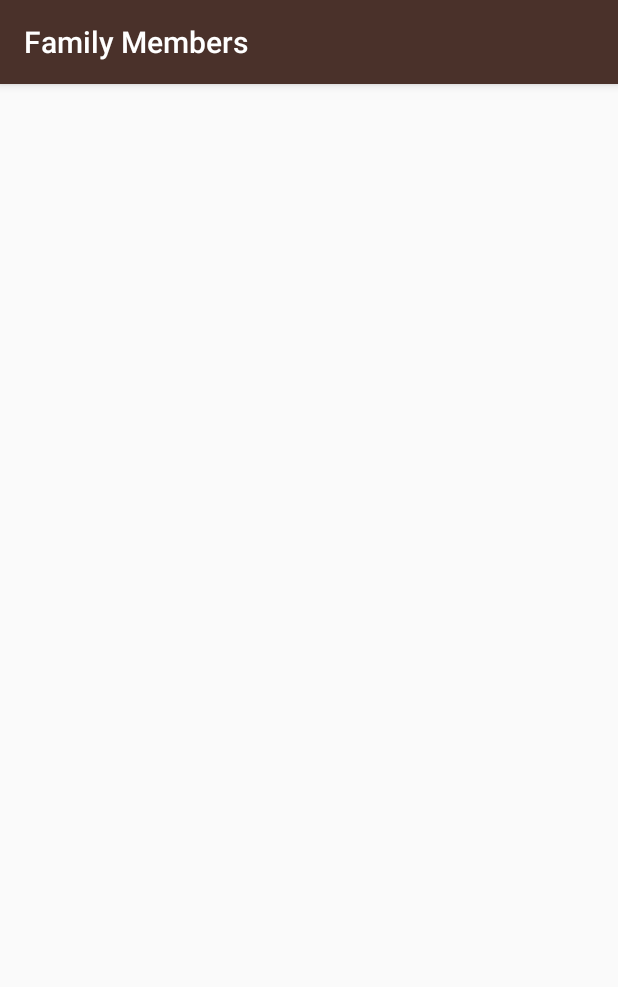
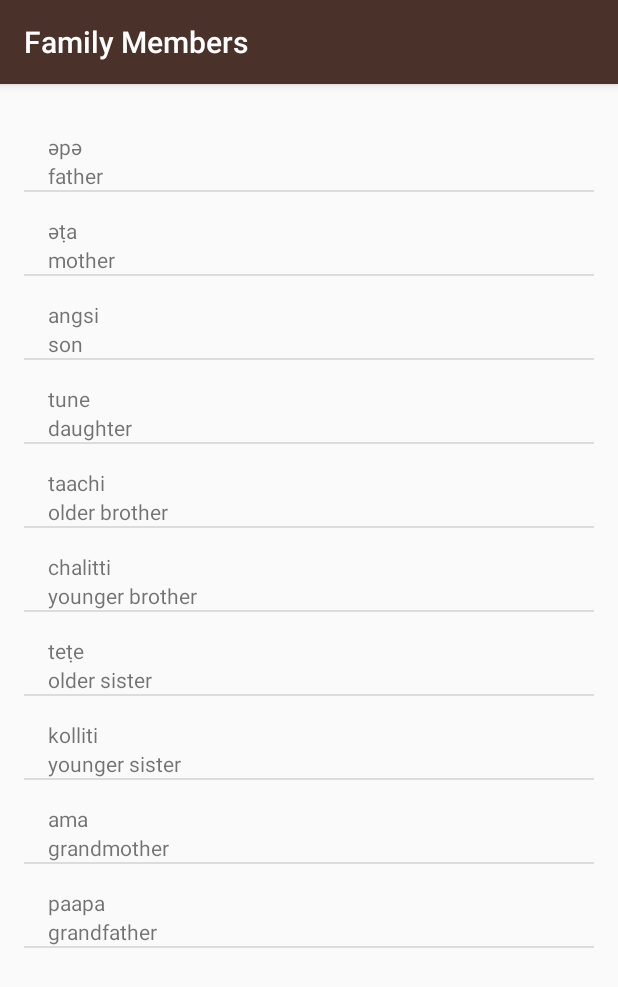
Before and after one commit to Pujolsluis/udacityAndroidBasicCoursePract, an Android app: the FamilyActivity screen opened directly, with no data from a screen before it, on a phone screen of 412 x 824 dp. Shown: the top 987 px of the screen. Run offline under Robolectric (Android 15) with nearby library versions, the phone set to English and light mode, and no system bars.

Commit message:
ADD "created the colors, phrases, and family list's now the application categories words are complete"

```diff
--- a/Miwok Project/app/src/main/java/com/example/android/miwok/FamilyActivity.java
+++ b/Miwok Project/app/src/main/java/com/example/android/miwok/FamilyActivity.java
@@ -2,12 +2,34 @@
 
 import android.support.v7.app.AppCompatActivity;
 import android.os.Bundle;
+import android.widget.ListView;
+
+import java.util.ArrayList;
 
 public class FamilyActivity extends AppCompatActivity {
 
     @Override
     protected void onCreate(Bundle savedInstanceState) {
         super.onCreate(savedInstanceState);
-        setContentView(R.layout.activity_family);
+        setContentView(R.layout.word_list);
+
+        ArrayList<Word> familyArray = new ArrayList<Word>();
+        familyArray.add(new Word("әpә", "father"));
+        familyArray.add(new Word("әṭa", "mother"));
+        familyArray.add(new Word("angsi", "son"));
+        familyArray.add(new Word("tune", "daughter"));
+        familyArray.add(new Word("taachi", "older brother"));
+        familyArray.add(new Word("chalitti", "younger brother"));
+        familyArray.add(new Word("teṭe", "older sister"));
+        familyArray.add(new Word("kolliti", "younger sister"));
+        familyArray.add(new Word("ama", "grandmother"));
+        familyArray.add(new Word("paapa", "grandfather"));
+
+
+        WordAdapter itemsAdapter = new WordAdapter(this, familyArray);
+
+        ListView listView = (ListView) findViewById(R.id.list);
+
+        listView.setAdapter(itemsAdapter);
     }
 }
--- a/Miwok Project/app/src/main/res/layout/activity_numbers.xml
+++ b/Miwok Project/app/src/main/res/layout/word_list.xml
@@ -1,7 +1,7 @@
 <?xml version="1.0" encoding="utf-8"?>
 <ListView xmlns:android="http://schemas.android.com/apk/res/android"
     xmlns:tools="http://schemas.android.com/tools"
-    android:id="@+id/numbers_list"
+    android:id="@+id/list"
     android:orientation="vertical"
     android:layout_width="match_parent"
     android:layout_height="match_parent"
```
Also changed, not shown: Miwok Project/app/src/main/java/com/example/android/miwok/ColorsActivity.java (+22 -2 lines), Miwok Project/app/src/main/java/com/example/android/miwok/NumbersActivity.java (+2 -7 lines), Miwok Project/app/src/main/java/com/example/android/miwok/PhrasesActivity.java (+23 -1 lines).
